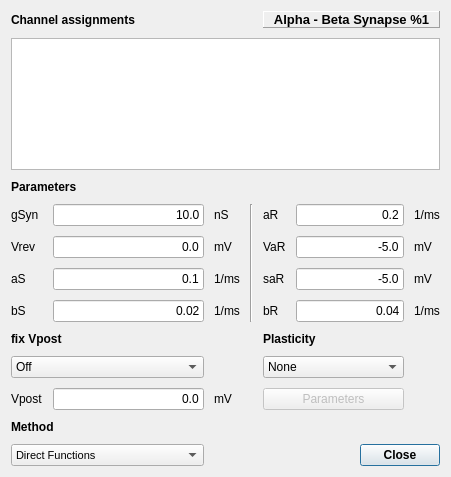
Old version of the form src/gui/AbSynDlg.ui in the repository CompEphys-team/stdpc.
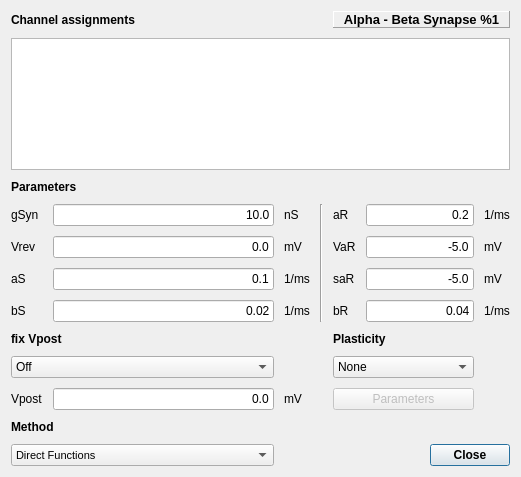
New version of the form. Custom widgets are drawn as their Qt base class.

Commit message: Added numbered vertical headers to AssignmentWidget

Diff of the .ui file:
```diff
--- a/src/gui/AbSynDlg.ui
+++ b/src/gui/AbSynDlg.ui
@@ -6,7 +6,7 @@
    <rect>
     <x>0</x>
     <y>0</y>
-    <width>451</width>
+    <width>521</width>
     <height>477</height>
    </rect>
   </property>
@@ -181,9 +181,6 @@
      <attribute name="horizontalHeaderStretchLastSection">
       <bool>true</bool>
      </attribute>
-     <attribute name="verticalHeaderVisible">
-      <bool>false</bool>
-     </attribute>
      <attribute name="verticalHeaderDefaultSectionSize">
       <number>25</number>
      </attribute>
```
The commit also changes 6 other files.
